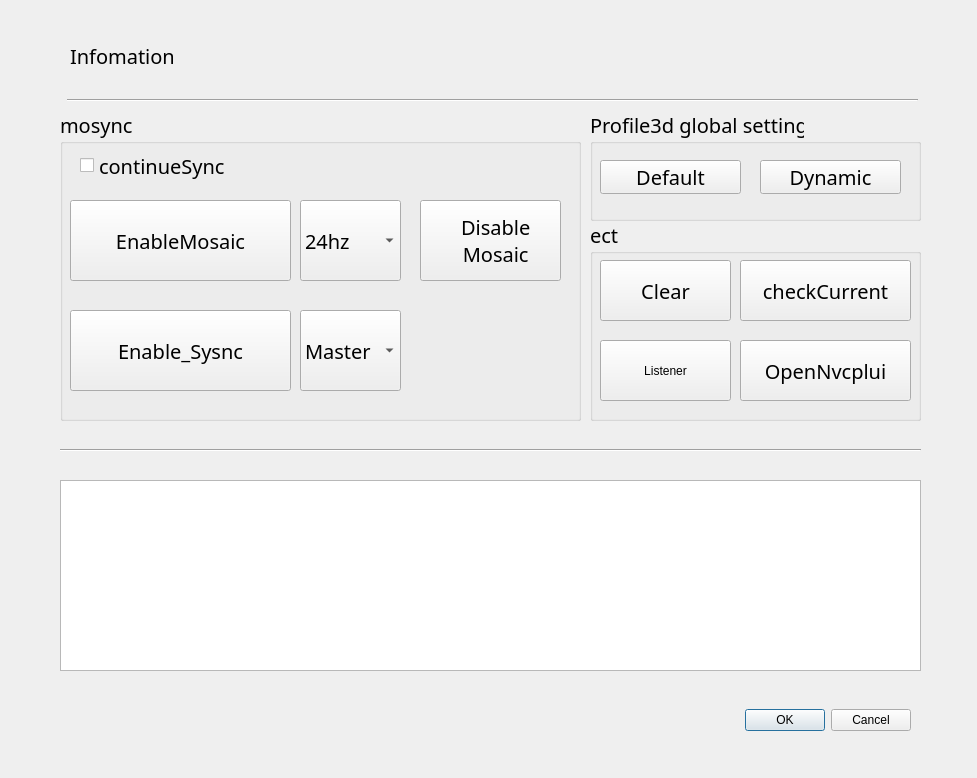
The window that test.ui (thissak/QtMosaic) describes before a commit, drawn with Qt 5.
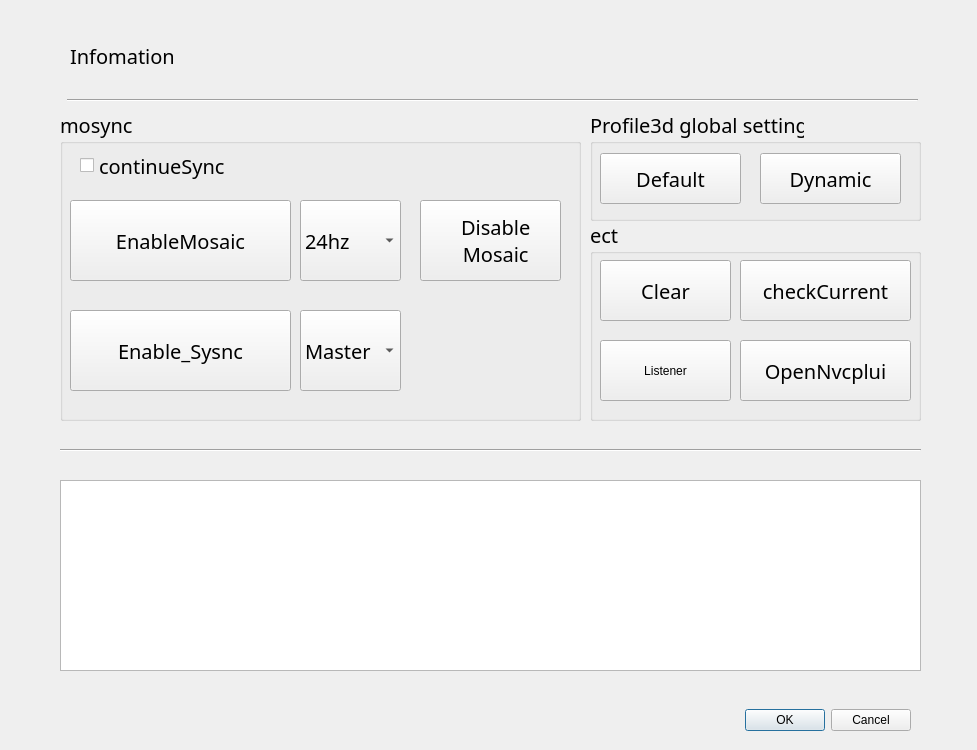
The same window after the commit. Icons and pictures are not drawn.

```diff
--- a/test.ui
+++ b/test.ui
@@ -7,19 +7,19 @@
     <x>0</x>
     <y>0</y>
     <width>977</width>
-    <height>778</height>
+    <height>750</height>
    </rect>
   </property>
   <property name="minimumSize">
    <size>
     <width>977</width>
-    <height>778</height>
+    <height>750</height>
    </size>
   </property>
   <property name="maximumSize">
    <size>
     <width>977</width>
-    <height>778</height>
+    <height>750</height>
    </size>
   </property>
   <property name="font">
@@ -346,9 +346,9 @@
     <property name="geometry">
      <rect>
       <x>170</x>
-      <y>50</y>
+      <y>43</y>
       <width>141</width>
-      <height>34</height>
+      <height>51</height>
      </rect>
     </property>
     <property name="font">
@@ -368,16 +368,22 @@
     </property>
     <property name="icon">
      <iconset>
-      <normaloff>icons/icons8-hdd-96.png</normaloff>icons/icons8-hdd-96.png</iconset>
+      <normaloff>icons/free-icon-basket-4318464.png</normaloff>icons/free-icon-basket-4318464.png</iconset>
+    </property>
+    <property name="iconSize">
+     <size>
+      <width>30</width>
+      <height>30</height>
+     </size>
     </property>
    </widget>
    <widget class="QPushButton" name="btn7_setDefault">
     <property name="geometry">
      <rect>
       <x>10</x>
-      <y>50</y>
+      <y>43</y>
       <width>141</width>
-      <height>34</height>
+      <height>51</height>
      </rect>
     </property>
     <property name="font">
@@ -397,7 +403,13 @@
     </property>
     <property name="icon">
      <iconset>
-      <normaloff>icons/icons8-usb-memory-stick-96.png</normaloff>icons/icons8-usb-memory-stick-96.png</iconset>
+      <normaloff>icons/free-icon-menu-4317959.png</normaloff>icons/free-icon-menu-4317959.png</iconset>
+    </property>
+    <property name="iconSize">
+     <size>
+      <width>30</width>
+      <height>30</height>
+     </size>
     </property>
    </widget>
   </widget>
```
Left out of the diff: 46 changed lines with no effect on the pictures.
